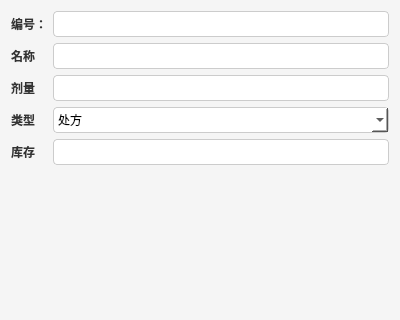
Before: the Qt Designer form drugeditview.ui in zhuguotiao/Lab, drawn with Qt 5; both pictures show x 0 to 400 and y 0 to 320 of the 400 by 500 pixel window.
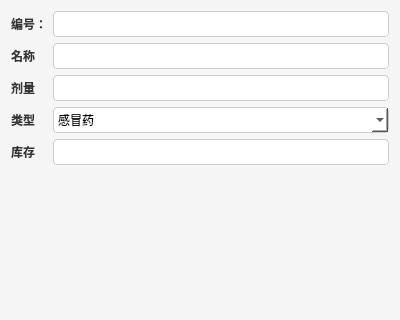
After: the same form once the commit is applied. Icons and pictures are not drawn.

Diff of the .ui file:
```diff
--- a/drugeditview.ui
+++ b/drugeditview.ui
@@ -126,7 +126,7 @@
       <widget class="QComboBox" name="dbComboType">
        <item>
         <property name="text">
-         <string>处方</string>
+         <string>感冒药</string>
         </property>
        </item>
        <item>
```
Left out of the diff: 46 changed lines with no effect on the pictures.
